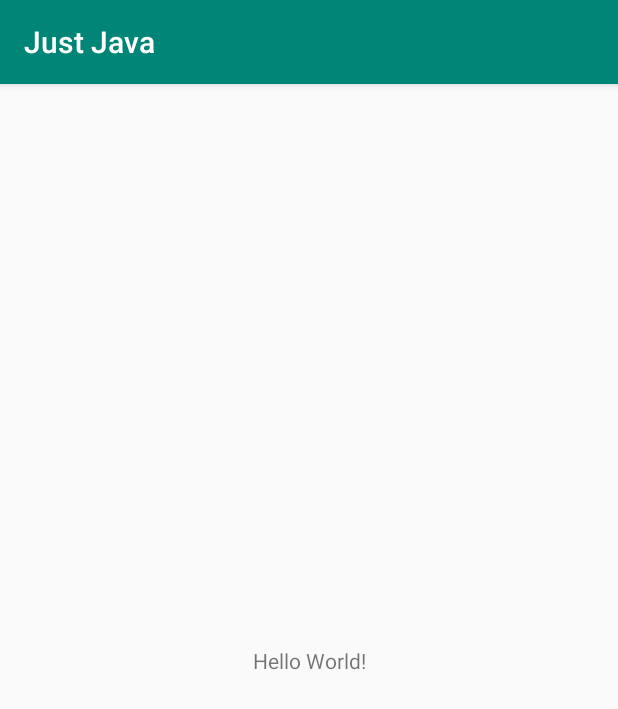
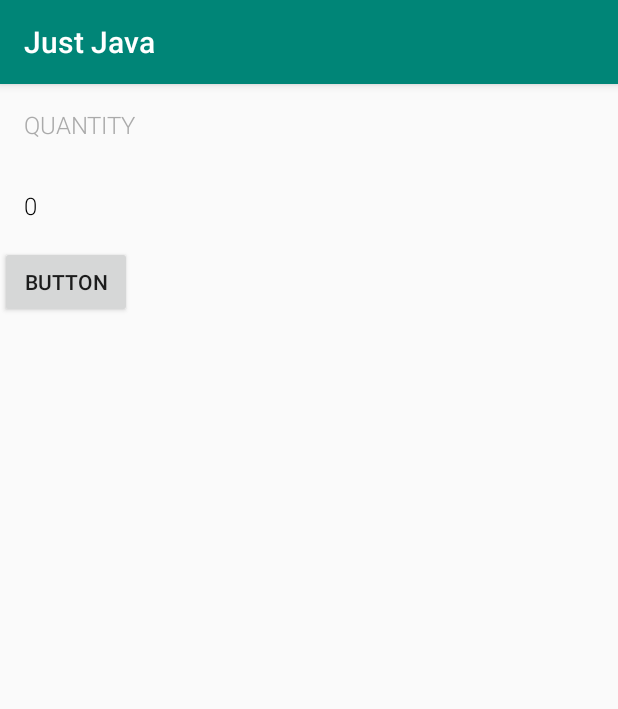
Before and after one commit to Piyush2912/Just-Java, an Android app: the screen it shows after launch (MainActivity), on a phone screen of 412 x 824 dp. Shown: the top 709 px of the screen. Run offline under Robolectric (Android 15) with nearby library versions, the phone set to English and light mode, and no system bars.

Commit message:
second commit

```diff
--- a/app/src/main/java/com/example/justjava/MainActivity.java
+++ b/app/src/main/java/com/example/justjava/MainActivity.java
@@ -3,7 +3,12 @@ package com.example.justjava;
 import androidx.appcompat.app.AppCompatActivity;
 
 import android.os.Bundle;
+import android.view.View;
+import android.widget.TextView;
 
+/**
+ * This app displays an order form to order coffee.
+ */
 public class MainActivity extends AppCompatActivity {
 
     @Override
@@ -11,4 +16,19 @@ public class MainActivity extends AppCompatActivity {
         super.onCreate(savedInstanceState);
         setContentView(R.layout.activity_main);
     }
+
+    /**
+     * This method is called when the order button is clicked.
+     */
+    public void submitOrder(View view) {
+        display(1);
+    }
+
+    /**
+     * This method displays the given quantity value on the screen.
+     */
+    private void display(int number) {
+        TextView quantityTextView = (TextView) findViewById(R.id.quantity_text_view);
+        quantityTextView.setText("" + number);
+    }
 }
--- a/app/src/main/res/layout/activity_main.xml
+++ b/app/src/main/res/layout/activity_main.xml
@@ -1,18 +1,40 @@
 <?xml version="1.0" encoding="utf-8"?>
 <androidx.constraintlayout.widget.ConstraintLayout xmlns:android="http://schemas.android.com/apk/res/android"
-    xmlns:app="http://schemas.android.com/apk/res-auto"
     xmlns:tools="http://schemas.android.com/tools"
     android:layout_width="match_parent"
     android:layout_height="match_parent"
+    android:orientation="vertical"
     tools:context=".MainActivity">
-
+<LinearLayout
+    android:layout_width="match_parent"
+    android:layout_height="match_parent"
+    android:orientation="vertical"
+    >
     <TextView
         android:layout_width="wrap_content"
         android:layout_height="wrap_content"
-        android:text="Hello World!"
-        app:layout_constraintBottom_toBottomOf="parent"
-        app:layout_constraintLeft_toLeftOf="parent"
-        app:layout_constraintRight_toRightOf="parent"
-        app:layout_constraintTop_toTopOf="parent" />
+        android:text="QUANTITY"
+        android:fontFamily="sans-serif-light"
+        android:textColor="@android:color/darker_gray"
+        android:textSize="16sp"
+        android:padding="16dp"
+        tools:ignore="MissingConstraints" />
+     <TextView
+         android:layout_width="wrap_content"
+         android:layout_height="wrap_content"
+         android:text="0"
+         android:id="@+id/quantity_text_view"
+         android:fontFamily="sans-serif-light"
+         android:textSize="16sp"
+         android:textColor="@android:color/black"
+         android:padding="16dp"
+         tools:ignore="MissingConstraints" />
+    <Button
+        android:layout_width="wrap_content"
+        android:layout_height="wrap_content"
+        android:text="Button"
+        android:onClick="submitOrder"
+        />
+</LinearLayout>
 
 </androidx.constraintlayout.widget.ConstraintLayout>
```
